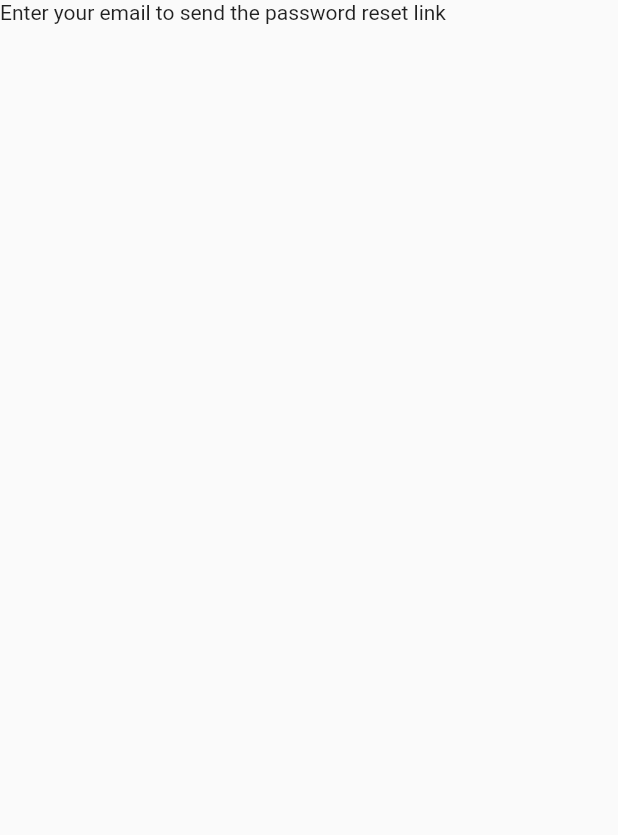
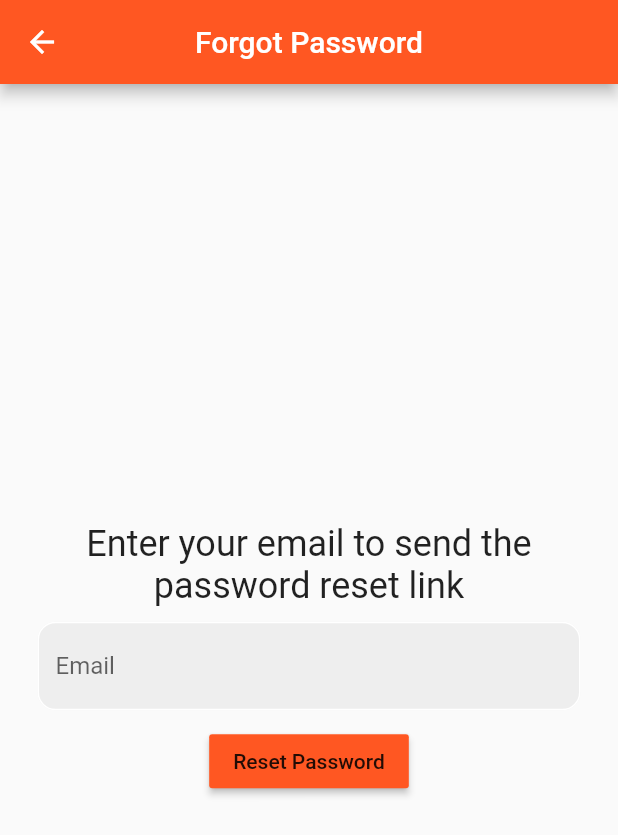
Before and after one commit to KameshDivantha/firebase-with-flutter-app, a Flutter app: the screen it shows after launch, after a tap on "Forgot Password?", on a phone screen of 412 x 824 dp. Shown: the top 835 px of the screen. Run offline on Flutter 3.47's test engine with Material 2 defaults, Android fonts, the phone set to English and light mode, and no system bars; our stand-ins replace firebase_auth, firebase_core; accounts and stored records are empty.

```diff
--- a/lib/Pages/forgot_pw_page.dart
+++ b/lib/Pages/forgot_pw_page.dart
@@ -1,3 +1,4 @@
+import 'package:firebase_auth/firebase_auth.dart';
 import 'package:flutter/material.dart';
 import 'package:flutter/src/widgets/container.dart';
 import 'package:flutter/src/widgets/framework.dart';
@@ -10,10 +11,79 @@ class forgotpasswordPage extends StatefulWidget {
 }
 
 class _forgotpasswordPageState extends State<forgotpasswordPage> {
+  final _emailcontroller = TextEditingController();
+
+  @override
+  void dispose() {
+    _emailcontroller.dispose();
+    super.dispose();
+  }
+
+  Future PasswordReset() async {
+    try {
+      await FirebaseAuth.instance
+          .sendPasswordResetEmail(email: _emailcontroller.text.trim());
+      showDialog(
+          context: context,
+          builder: (context) {
+            return AlertDialog(
+              content: Text("Password reset link sent. Check your Email!"),
+            );
+          });
+    } on FirebaseAuthException catch (e) {
+      print(e);
+      showDialog(
+          context: context,
+          builder: (context) {
+            return AlertDialog(
+              content: Text(e.message.toString()),
+            );
+          });
+    }
+  }
+
   @override
   Widget build(BuildContext context) {
     return Scaffold(
-      body: Text("Enter your email to send the password reset link"),
+      appBar: AppBar(
+        backgroundColor: Colors.deepOrange,
+        title: Text("Forgot Password"),
+        centerTitle: true,
+      ),
+      body: Column(mainAxisAlignment: MainAxisAlignment.center, children: [
+        Padding(
+          padding: const EdgeInsets.symmetric(horizontal: 25),
+          child: Text(
+            "Enter your email to send the password reset link",
+            textAlign: TextAlign.center,
+            style: TextStyle(fontSize: 24),
+          ),
+        ),
+        SizedBox(
+          height: 10,
+        ),
+        Padding(
+          padding: const EdgeInsets.symmetric(horizontal: 25),
+          child: TextField(
+              controller: _emailcontroller,
+              decoration: InputDecoration(
+                  enabledBorder: OutlineInputBorder(
+                      borderSide: BorderSide(color: Colors.white),
+                      borderRadius: BorderRadius.circular(12)),
+                  focusedBorder: OutlineInputBorder(
+                      borderSide: BorderSide(color: Colors.deepOrange),
+                      borderRadius: BorderRadius.circular(12)),
+                  hintText: "Email",
+                  fillColor: Colors.grey[200],
+                  filled: true)),
+        ),
+        SizedBox(height: 10),
+        MaterialButton(
+          color: Colors.deepOrange,
+          onPressed: PasswordReset,
+          child: Text("Reset Password"),
+        ),
+      ]),
     );
   }
 }
--- a/lib/Pages/login_page.dart
+++ b/lib/Pages/login_page.dart
@@ -107,7 +107,7 @@ class _loginpageState extends State<loginpage> {
                 Padding(
                   padding: const EdgeInsets.symmetric(horizontal: 25),
                   child: Row(
-                    mainAxisAlignment: MainAxisAlignment.end,
+                    mainAxisAlignment: MainAxisAlignment.start,
                     children: [
                       GestureDetector(
                         onTap: () {
```
